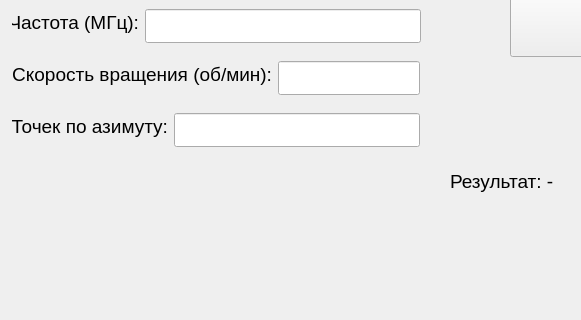
Above: ui/mainwindow.ui from Leekor-byte/radar-simulator before the change; both pictures show x 0 to 581 and y 323 to 643 of the 843 by 643 pixel window. Below: the same form after it.
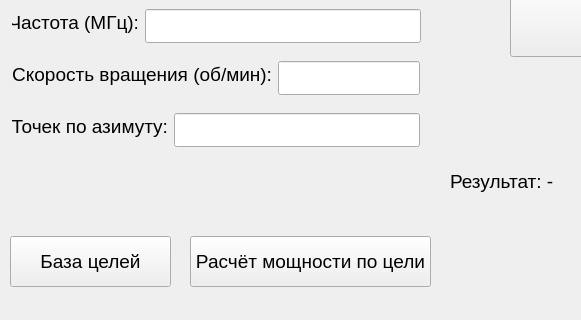
That is the form after the change.

Commit message: [+] Добавлена БД целей и расчёт принимаемой мощности по выбранной цели

What changed in the file:
```diff
--- a/ui/mainwindow.ui
+++ b/ui/mainwindow.ui
@@ -195,7 +195,7 @@
      </item>
     </layout>
    </widget>
-   <widget class="QWidget" name="">
+   <widget class="QWidget" name="layoutWidget">
     <property name="geometry">
      <rect>
       <x>11</x>
@@ -720,6 +720,42 @@
      </item>
     </layout>
    </widget>
+   <widget class="QPushButton" name="btnDatabase">
+    <property name="geometry">
+     <rect>
+      <x>10</x>
+      <y>540</y>
+      <width>161</width>
+      <height>51</height>
+     </rect>
+    </property>
+    <property name="font">
+     <font>
+      <pointsize>14</pointsize>
+     </font>
+    </property>
+    <property name="text">
+     <string>База целей</string>
+    </property>
+   </widget>
+   <widget class="QPushButton" name="btnTargetPower">
+    <property name="geometry">
+     <rect>
+      <x>190</x>
+      <y>540</y>
+      <width>241</width>
+      <height>51</height>
+     </rect>
+    </property>
+    <property name="font">
+     <font>
+      <pointsize>14</pointsize>
+     </font>
+    </property>
+    <property name="text">
+     <string>Расчёт мощности по цели</string>
+    </property>
+   </widget>
   </widget>
   <widget class="QMenuBar" name="menubar">
    <property name="geometry">
```
The commit also changes 7 other files.
